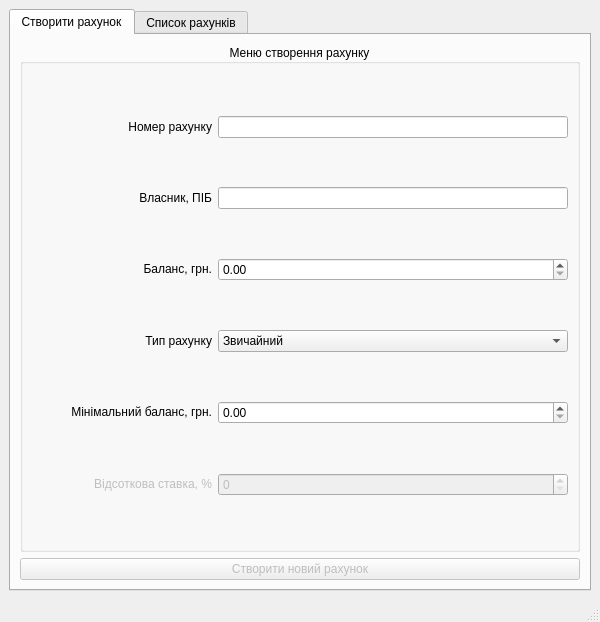
Before: the Qt Designer form lab4/bankSystem/mainwindow.ui in movavok/OOP-labs, drawn with Qt 5.
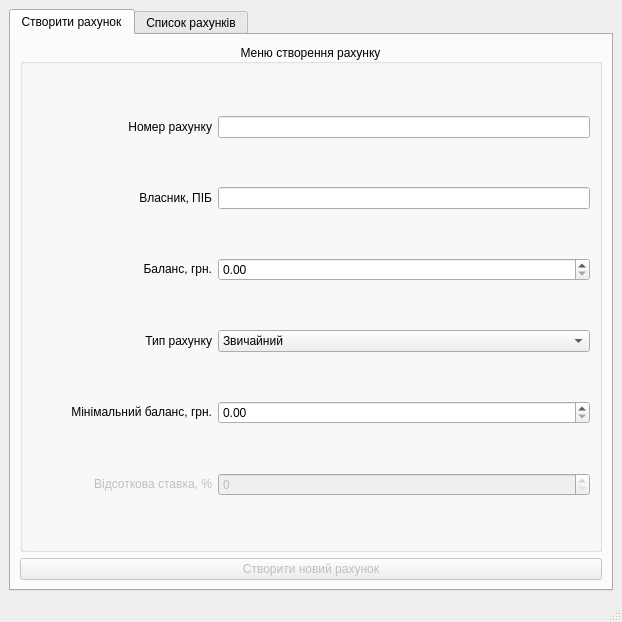
After: the same form once the commit is applied.

```diff
--- a/lab4/bankSystem/mainwindow.ui
+++ b/lab4/bankSystem/mainwindow.ui
@@ -6,7 +6,7 @@
    <rect>
     <x>0</x>
     <y>0</y>
-    <width>600</width>
+    <width>622</width>
     <height>622</height>
    </rect>
   </property>
```
Left out of the diff: 2 changed lines with no effect on the pictures.
